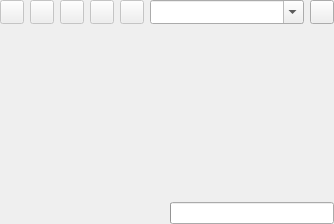
First picture: the form in miniwebbrowser.ui, repository qmc2/qmc2-mame-fe, before the edit.
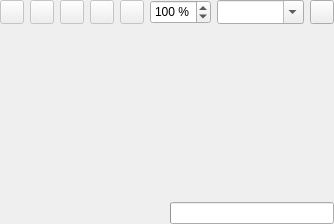
Second picture: the form after the edit. Icons and pictures are not drawn.

Commit message: new: added content-zoom to the MiniWebBrowser

Patch:
```diff
--- a/miniwebbrowser.ui
+++ b/miniwebbrowser.ui
@@ -133,7 +133,7 @@
      </property>
     </widget>
    </item>
-   <item row="0" column="5">
+   <item row="0" column="6">
     <widget class="QComboBox" name="comboBoxURL">
      <property name="sizePolicy">
       <sizepolicy hsizetype="Preferred" vsizetype="Minimum">
@@ -158,7 +158,7 @@
      </property>
     </widget>
    </item>
-   <item row="0" column="6">
+   <item row="0" column="7">
     <widget class="QToolButton" name="toolButtonLoad">
      <property name="sizePolicy">
       <sizepolicy hsizetype="Fixed" vsizetype="Minimum">
@@ -178,7 +178,7 @@
      </property>
     </widget>
    </item>
-   <item row="1" column="0" colspan="7">
+   <item row="1" column="0" colspan="8">
     <layout class="QGridLayout" name="gridLayout">
      <item row="1" column="0">
       <widget class="QLabel" name="labelStatus">
@@ -235,6 +235,37 @@
      </item>
     </layout>
    </item>
+   <item row="0" column="5">
+    <widget class="QSpinBox" name="spinBoxZoom">
+     <property name="sizePolicy">
+      <sizepolicy hsizetype="Maximum" vsizetype="Minimum">
+       <horstretch>0</horstretch>
+       <verstretch>0</verstretch>
+      </sizepolicy>
+     </property>
+     <property name="toolTip">
+      <string>Set zoom factor</string>
+     </property>
+     <property name="statusTip">
+      <string>Set zoom factor</string>
+     </property>
+     <property name="suffix">
+      <string> %</string>
+     </property>
+     <property name="minimum">
+      <number>10</number>
+     </property>
+     <property name="maximum">
+      <number>400</number>
+     </property>
+     <property name="singleStep">
+      <number>10</number>
+     </property>
+     <property name="value">
+      <number>100</number>
+     </property>
+    </widget>
+   </item>
   </layout>
  </widget>
  <layoutdefault spacing="6" margin="6"/>
```
Left out of the diff: 2 changed lines with no effect on the pictures. The commit also changes 10 other files.
